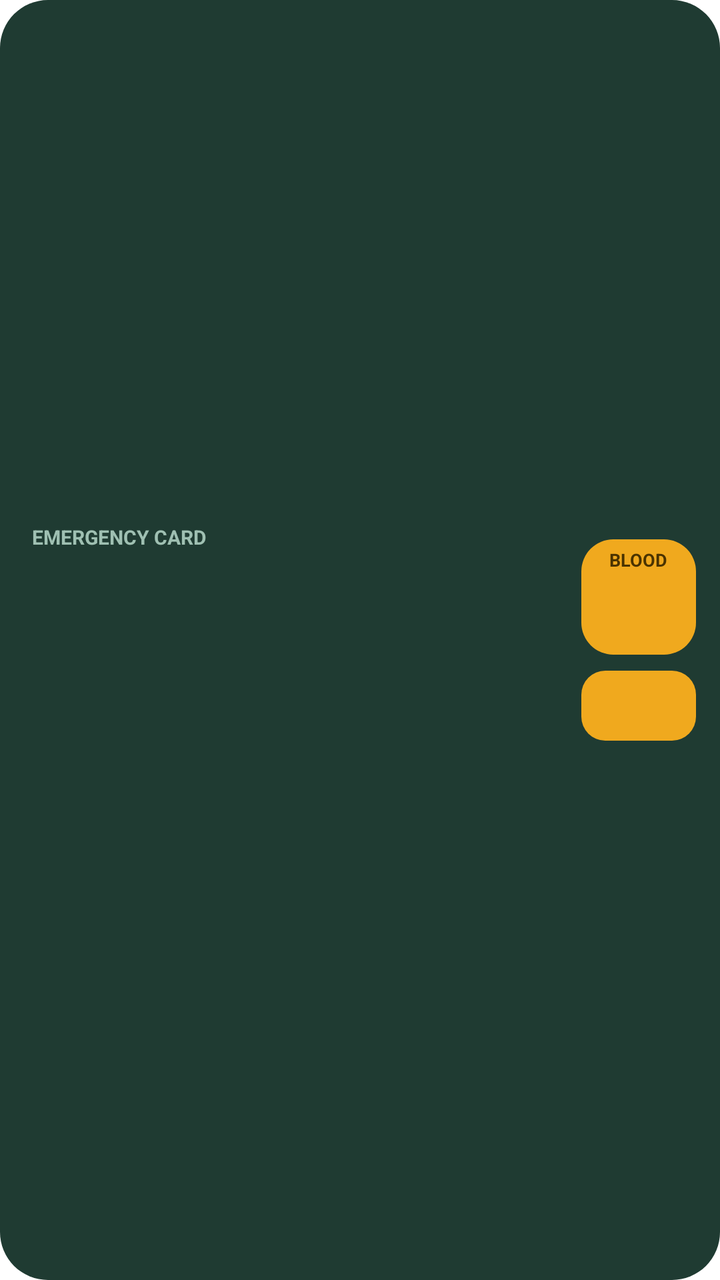
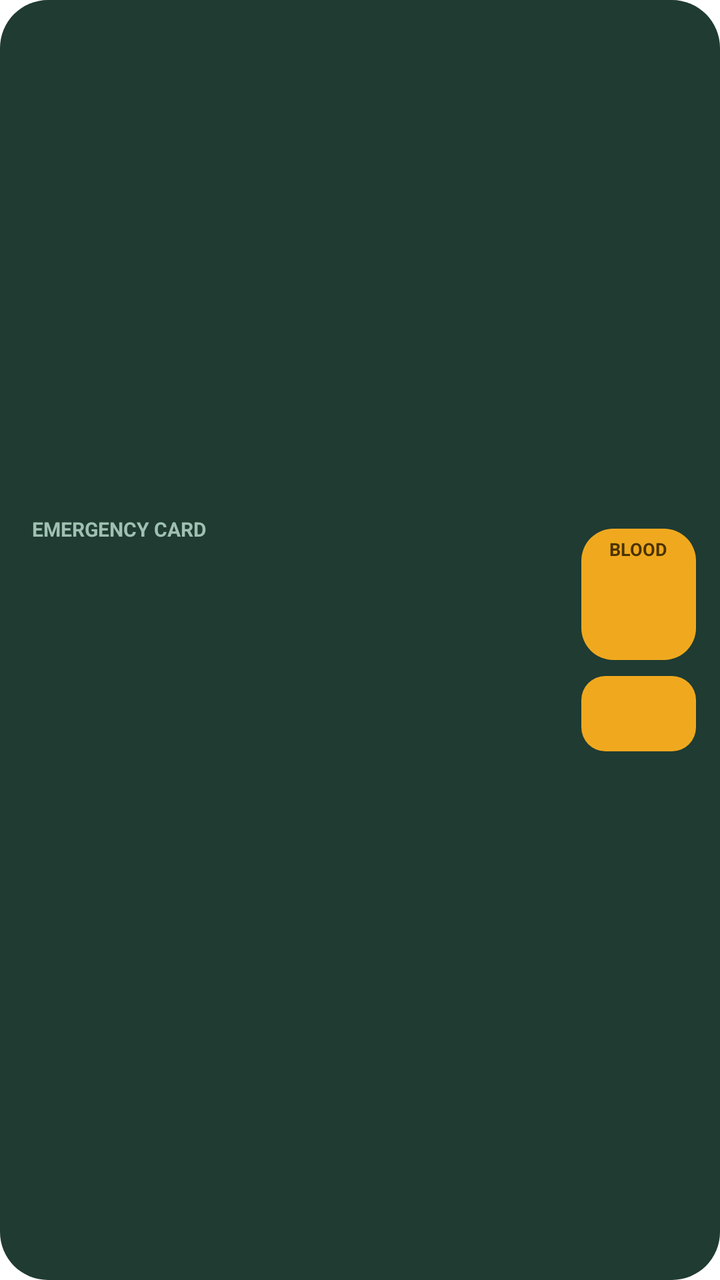

The first picture is an Android layout as it rendered before a commit; the second is the same layout after the commit. The layout source and the unified diff follow.
<!-- AndroidManifest.xml: fallback theme Theme.MaterialComponents.DayNight.NoActionBar -->
<!-- res/layout/amrutham_emergency_widget_wide.xml -->
<?xml version="1.0" encoding="utf-8"?>
<LinearLayout xmlns:android="http://schemas.android.com/apk/res/android"
    android:id="@+id/amrutham_root"
    android:layout_width="match_parent"
    android:layout_height="match_parent"
    android:background="@drawable/amrutham_widget_bg"
    android:gravity="center_vertical"
    android:orientation="horizontal"
    android:paddingBottom="10dp"
    android:paddingEnd="12dp"
    android:paddingStart="16dp"
    android:paddingTop="10dp">

    <LinearLayout
        android:layout_width="0dp"
        android:layout_height="wrap_content"
        android:layout_weight="1"
        android:gravity="center_vertical"
        android:orientation="vertical">

        <TextView
            android:id="@+id/amrutham_title"
            android:layout_width="match_parent"
            android:layout_height="wrap_content"
            android:text="@string/amrutham_widget_label"
            android:textAllCaps="true"
            android:textColor="#9FC0B2"
            android:textSize="10sp"
            android:textStyle="bold"/>

        <TextView
            android:id="@+id/amrutham_name"
            android:layout_width="match_parent"
            android:layout_height="wrap_content"
            android:ellipsize="end"
            android:maxLines="1"
            android:textColor="#FFFFFF"
            android:textSize="22sp"
            android:textStyle="bold"/>

        <TextView
            android:id="@+id/amrutham_blood_note"
            android:layout_width="match_parent"
            android:layout_height="wrap_content"
            android:textColor="#DCEBE4"
            android:textSize="12sp"/>

        <TextView
            android:id="@+id/amrutham_allergies"
            android:layout_width="match_parent"
            android:layout_height="wrap_content"
            android:layout_marginTop="2dp"
            android:ellipsize="end"
            android:maxLines="2"
            android:textColor="#FFFFFF"
            android:textSize="14sp"/>

        <TextView
            android:id="@+id/amrutham_medicines"
            android:layout_width="match_parent"
            android:layout_height="wrap_content"
            android:layout_marginTop="2dp"
            android:ellipsize="end"
            android:maxLines="2"
            android:textColor="#DCEBE4"
            android:textSize="12sp"/>

        <TextView
            android:id="@+id/amrutham_message"
            android:layout_width="match_parent"
            android:layout_height="wrap_content"
            android:textColor="#DCEBE4"
            android:textSize="13sp"/>
    </LinearLayout>

    <LinearLayout
        android:layout_width="wrap_content"
        android:layout_height="wrap_content"
        android:layout_marginStart="12dp"
        android:gravity="center_horizontal"
        android:orientation="vertical">

        <LinearLayout
            android:id="@+id/amrutham_blood_tile"
            android:layout_width="match_parent"
            android:layout_height="wrap_content"
            android:background="@drawable/amrutham_widget_tile"
            android:gravity="center_horizontal"
            android:orientation="vertical"
            android:paddingBottom="4dp"
            android:paddingEnd="14dp"
            android:paddingStart="14dp"
            android:paddingTop="4dp">

            <TextView
                android:id="@+id/amrutham_blood_label"
                android:layout_width="wrap_content"
                android:layout_height="wrap_content"
                android:text="BLOOD"
                android:textColor="#4A3300"
                android:textSize="9sp"
                android:textStyle="bold"/>

            <TextView
                android:id="@+id/amrutham_blood"
                android:layout_width="wrap_content"
                android:layout_height="wrap_content"
                android:textColor="#2A1D00"
                android:textSize="28sp"
                android:textStyle="bold"/>
        </LinearLayout>

        <TextView
            android:id="@+id/amrutham_dial"
            android:layout_width="match_parent"
            android:layout_height="wrap_content"
            android:layout_marginTop="8dp"
            android:background="@drawable/amrutham_widget_button"
            android:ellipsize="end"
            android:gravity="center"
            android:maxLines="1"
            android:paddingBottom="8dp"
            android:paddingEnd="12dp"
            android:paddingStart="12dp"
            android:paddingTop="8dp"
            android:textColor="#2A1D00"
            android:textSize="14sp"
            android:textStyle="bold"/>
    </LinearLayout>
</LinearLayout>
<!-- resources referenced by this layout -->
<resources>
  <!-- drawable amrutham_widget_bg (drawable) -->
  <shape xmlns:android="http://schemas.android.com/apk/res/android" android:shape="rectangle">
      <solid android:color="#1F3B32"/>
      <corners android:radius="24dp"/>
  </shape>
  <!-- drawable amrutham_widget_button (drawable) -->
  <shape xmlns:android="http://schemas.android.com/apk/res/android" android:shape="rectangle">
      <solid android:color="#F0A91E"/>
      <corners android:radius="12dp"/>
  </shape>
  <!-- drawable amrutham_widget_tile (drawable) -->
  <shape xmlns:android="http://schemas.android.com/apk/res/android" android:shape="rectangle">
      <solid android:color="#F0A91E"/>
      <corners android:radius="16dp"/>
  </shape>
  <string name="amrutham_widget_label">Emergency card</string>
</resources>

<!-- the commit's change to res/layout/amrutham_emergency_widget_wide.xml (unified diff, before → after) -->
@@ -35,7 +35,7 @@
             android:ellipsize="end"
             android:maxLines="1"
             android:textColor="#FFFFFF"
-            android:textSize="22sp"
+            android:textSize="26sp"
             android:textStyle="bold"/>
 
         <TextView
@@ -53,7 +53,7 @@
             android:ellipsize="end"
             android:maxLines="2"
             android:textColor="#FFFFFF"
-            android:textSize="14sp"/>
+            android:textSize="16sp"/>
 
         <TextView
             android:id="@+id/amrutham_medicines"
@@ -106,7 +106,7 @@
                 android:layout_width="wrap_content"
                 android:layout_height="wrap_content"
                 android:textColor="#2A1D00"
-                android:textSize="28sp"
+                android:textSize="34sp"
                 android:textStyle="bold"/>
         </LinearLayout>
 
@@ -124,7 +124,7 @@
             android:paddingStart="12dp"
             android:paddingTop="8dp"
             android:textColor="#2A1D00"
-            android:textSize="14sp"
+            android:textSize="16sp"
             android:textStyle="bold"/>
     </LinearLayout>
 </LinearLayout>
